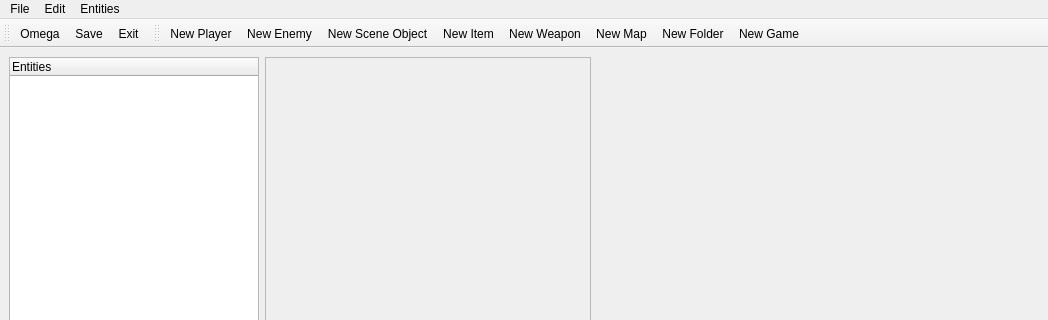
First picture: the form in OmegaEditor/InputData/ui/OmegaWindow.ui, repository Woxfare/Editor, before the edit; both pictures show x 0 to 1048 and y 0 to 320 of the 1048 by 679 pixel window.
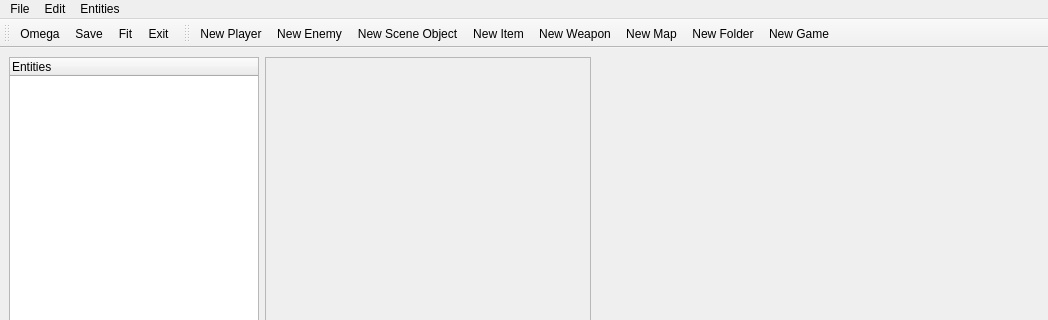
Second picture: the form after the edit. Icons and pictures are not drawn. Custom widgets are drawn as their Qt base class.

Patch:
```diff
--- a/OmegaEditor/InputData/ui/OmegaWindow.ui
+++ b/OmegaEditor/InputData/ui/OmegaWindow.ui
@@ -250,6 +250,7 @@
    </attribute>
    <addaction name="actionOmega"/>
    <addaction name="actionSave"/>
+   <addaction name="actionFit"/>
    <addaction name="actionExit"/>
   </widget>
   <widget class="QMenuBar" name="menuBar">
@@ -418,6 +419,15 @@
     <string>New Game</string>
    </property>
   </action>
+  <action name="actionFit">
+   <property name="icon">
+    <iconset resource="../../OmegaEditor.qrc">
+     <normaloff>:/OmegaEditor/Resources/Icons/fit.png</normaloff>:/OmegaEditor/Resources/Icons/fit.png</iconset>
+   </property>
+   <property name="text">
+    <string>Fit</string>
+   </property>
+  </action>
  </widget>
  <customwidgets>
   <customwidget>
```
Left out of the diff: 4 changed lines with no effect on the pictures.
